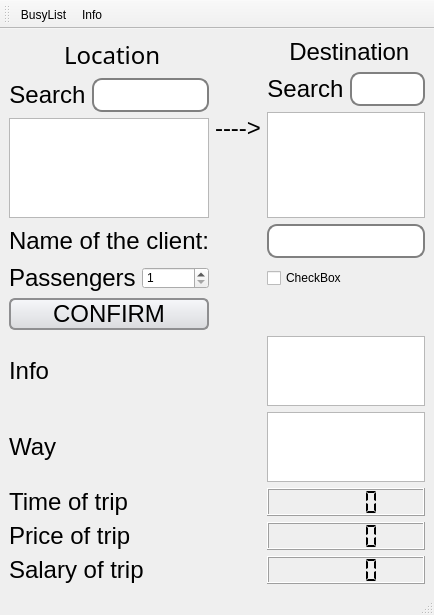
Old version of the form mainwindow.ui in the repository CoolManXD/TaxiPark-CourseWorkOOP-QT.
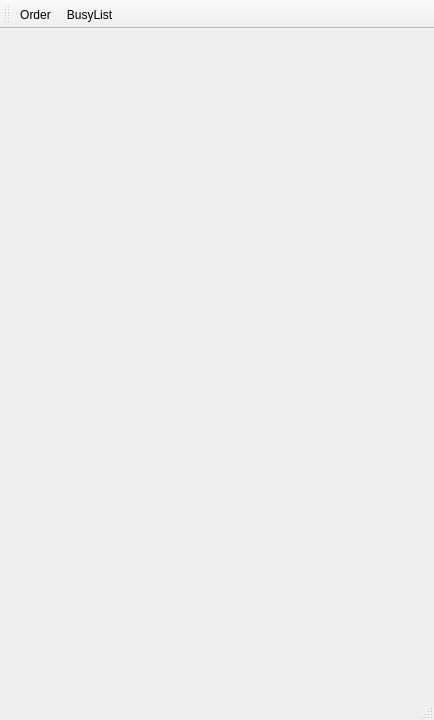
New version of the form. Icons and pictures are not drawn.

The edit to the form file:
```diff
--- a/mainwindow.ui
+++ b/mainwindow.ui
@@ -7,19 +7,19 @@
     <x>0</x>
     <y>0</y>
     <width>434</width>
-    <height>615</height>
+    <height>720</height>
    </rect>
   </property>
   <property name="minimumSize">
    <size>
     <width>420</width>
-    <height>600</height>
+    <height>650</height>
    </size>
   </property>
   <property name="maximumSize">
    <size>
     <width>720</width>
-    <height>900</height>
+    <height>950</height>
    </size>
   </property>
   <property name="font">
@@ -72,271 +72,21 @@
 }</string>
   </property>
   <widget class="QWidget" name="centralwidget">
-   <layout class="QGridLayout" name="gridLayout">
-    <item row="1" column="2">
-     <widget class="QLineEdit" name="editNameClient"/>
-    </item>
-    <item row="7" column="0">
-     <widget class="QLabel" name="labelTimeWay">
-      <property name="text">
-       <string>Time of trip</string>
-      </property>
-     </widget>
-    </item>
-    <item row="8" column="0">
-     <widget class="QLabel" name="labelPrice">
-      <property name="text">
-       <string>Price of trip</string>
-      </property>
-     </widget>
-    </item>
-    <item row="5" column="0">
-     <widget class="QLabel" name="labelnfo">
-      <property name="text">
-       <string>Info</string>
-      </property>
-     </widget>
-    </item>
-    <item row="1" column="0">
-     <layout class="QHBoxLayout" name="horizontalLayout_3">
-      <item>
-       <widget class="QLabel" name="labelNameClient">
-        <property name="text">
-         <string>Name of the client:</string>
-        </property>
-       </widget>
-      </item>
-     </layout>
-    </item>
-    <item row="0" column="1">
-     <widget class="QLabel" name="arrow">
-      <property name="enabled">
-       <bool>true</bool>
-      </property>
-      <property name="text">
-       <string>----&gt;</string>
-      </property>
-      <property name="alignment">
-       <set>Qt::AlignCenter</set>
-      </property>
-     </widget>
-    </item>
-    <item row="0" column="2">
-     <layout class="QVBoxLayout" name="verticalLayout_2">
-      <item>
-       <widget class="QLabel" name="labelDestination">
-        <property name="styleSheet">
-         <string notr="true"/>
-        </property>
-        <property name="text">
-         <string> Destination</string>
-        </property>
-        <property name="textFormat">
-         <enum>Qt::AutoText</enum>
-        </property>
-        <property name="alignment">
-         <set>Qt::AlignCenter</set>
-        </property>
-       </widget>
-      </item>
-      <item>
-       <layout class="QHBoxLayout" name="horizontalLayout_2">
-        <item>
-         <widget class="QLabel" name="labelSearchDestination">
-          <property name="text">
-           <string>Search</string>
-          </property>
-          <property name="alignment">
-           <set>Qt::AlignCenter</set>
-          </property>
-         </widget>
-        </item>
-        <item>
-         <widget class="QLineEdit" name="editSearchDestination">
-          <property name="styleSheet">
-           <string notr="true"/>
-          </property>
-         </widget>
-        </item>
-       </layout>
-      </item>
-      <item>
-       <widget class="QListWidget" name="listDestination">
-        <property name="cursor" stdset="0">
-         <cursorShape>PointingHandCursor</cursorShape>
-        </property>
-       </widget>
-      </item>
-     </layout>
-    </item>
-    <item row="6" column="2">
-     <widget class="QTextBrowser" name="textWay">
-      <property name="maximumSize">
-       <size>
-        <width>16777215</width>
-        <height>85</height>
-       </size>
-      </property>
-     </widget>
-    </item>
-    <item row="7" column="2">
-     <widget class="QLCDNumber" name="valueTimeWay">
-      <property name="smallDecimalPoint">
-       <bool>false</bool>
-      </property>
-      <property name="digitCount">
-       <number>5</number>
-      </property>
-      <property name="segmentStyle">
-       <enum>QLCDNumber::Flat</enum>
-      </property>
-     </widget>
-    </item>
-    <item row="9" column="0">
-     <widget class="QLabel" name="labelSalary">
-      <property name="text">
-       <string>Salary of trip</string>
-      </property>
-     </widget>
-    </item>
-    <item row="9" column="2">
-     <widget class="QLCDNumber" name="valueSalary">
-      <property name="segmentStyle">
-       <enum>QLCDNumber::Flat</enum>
-      </property>
-     </widget>
-    </item>
-    <item row="0" column="0">
-     <layout class="QVBoxLayout" name="verticalLayout">
-      <item>
-       <widget class="QLabel" name="labelLocation">
-        <property name="font">
-         <font>
-          <family>Franklin Gothic Medium Cond</family>
-          <pointsize>-1</pointsize>
-          <weight>50</weight>
-          <bold>false</bold>
-         </font>
-        </property>
-        <property name="text">
-         <string> Location</string>
-        </property>
-        <property name="alignment">
-         <set>Qt::AlignCenter</set>
-        </property>
-       </widget>
-      </item>
-      <item>
-       <layout class="QHBoxLayout" name="horizontalLayout">
-        <item>
-         <widget class="QLabel" name="labelSearchLocation">
-          <property name="text">
-           <string>Search</string>
-          </property>
-          <property name="alignment">
-           <set>Qt::AlignCenter</set>
-          </property>
-         </widget>
-        </item>
-        <item>
-         <widget class="QLineEdit" name="editSearchLocation">
-          <property name="enabled">
-           <bool>true</bool>
-          </property>
-          <property name="styleSheet">
-           <string notr="true"/>
-          </property>
-         </widget>
-        </item>
-       </layout>
-      </item>
-      <item>
-       <widget class="QListWidget" name="listLocation">
-        <property name="font">
-         <font>
-          <family>Franklin Gothic Medium Cond</family>
-          <pointsize>-1</pointsize>
-         </font>
-        </property>
-        <property name="cursor" stdset="0">
-         <cursorShape>PointingHandCursor</cursorShape>
-        </property>
-       </widget>
-      </item>
-     </layout>
-    </item>
-    <item row="4" column="0">
-     <widget class="QPushButton" name="confirmButton">
-      <property name="cursor">
-       <cursorShape>PointingHandCursor</cursorShape>
-      </property>
-      <property name="styleSheet">
-       <string notr="true"/>
-      </property>
-      <property name="text">
-       <string>CONFIRM</string>
-      </property>
-     </widget>
-    </item>
-    <item row="8" column="2">
-     <widget class="QLCDNumber" name="valuePrice">
-      <property name="segmentStyle">
-       <enum>QLCDNumber::Flat</enum>
-      </property>
-     </widget>
-    </item>
-    <item row="2" column="2">
-     <widget class="QCheckBox" name="checkBox">
-      <property name="text">
-       <string>CheckBox</string>
-      </property>
-     </widget>
-    </item>
-    <item row="5" column="2">
-     <widget class="QTextBrowser" name="textInfo">
-      <property name="maximumSize">
-       <size>
-        <width>16777215</width>
-        <height>150</height>
-       </size>
-      </property>
-     </widget>
-    </item>
-    <item row="2" column="0">
-     <layout class="QHBoxLayout" name="horizontalLayout_6">
-      <item>
-       <widget class="QLabel" name="label">
-        <property name="text">
-         <string>Passengers</string>
-        </property>
-       </widget>
-      </item>
-      <item>
-       <widget class="QSpinBox" name="spinBox">
-        <property name="minimum">
-         <number>1</number>
-        </property>
-        <property name="maximum">
-         <number>4</number>
-        </property>
-       </widget>
-      </item>
-     </layout>
-    </item>
-    <item row="6" column="0">
-     <widget class="QLabel" name="labelWay">
-      <property name="maximumSize">
-       <size>
-        <width>16777215</width>
-        <height>85</height>
-       </size>
-      </property>
-      <property name="text">
-       <string>Way</string>
-      </property>
-     </widget>
-    </item>
-   </layout>
+   <widget class="QStackedWidget" name="stackedWidget">
+    <property name="geometry">
+     <rect>
+      <x>20</x>
+      <y>20</y>
+      <width>391</width>
+      <height>511</height>
+     </rect>
+    </property>
+    <property name="currentIndex">
+     <number>0</number>
+    </property>
+    <widget class="QWidget" name="page1"/>
+    <widget class="QWidget" name="page2"/>
+   </widget>
   </widget>
   <widget class="QStatusBar" name="statusbar"/>
   <widget class="QToolBar" name="toolBar">
@@ -349,8 +99,8 @@
    <attribute name="toolBarBreak">
     <bool>false</bool>
    </attribute>
+   <addaction name="actionOrder"/>
    <addaction name="actionBusyList"/>
-   <addaction name="actionInfo"/>
   </widget>
   <widget class="QMenuBar" name="menuBar">
    <property name="geometry">
@@ -363,13 +113,24 @@
    </property>
   </widget>
   <action name="actionBusyList">
+   <property name="icon">
+    <iconset resource="Resources.qrc">
+     <normaloff>:/data/dataBase/iconTimer.png</normaloff>:/data/dataBase/iconTimer.png</iconset>
+   </property>
    <property name="text">
     <string>BusyList</string>
    </property>
   </action>
-  <action name="actionInfo">
+  <action name="actionOrder">
+   <property name="icon">
+    <iconset resource="Resources.qrc">
+     <normaloff>:/data/dataBase/iconOrder.png</normaloff>:/data/dataBase/iconOrder.png</iconset>
+   </property>
    <property name="text">
-    <string>Info</string>
+    <string>Order</string>
+   </property>
+   <property name="toolTip">
+    <string>Order</string>
    </property>
   </action>
  </widget>
```
